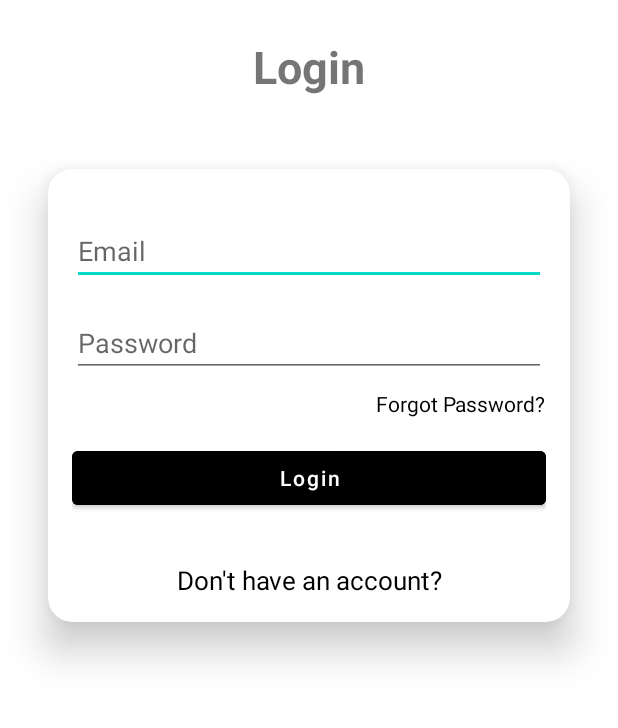
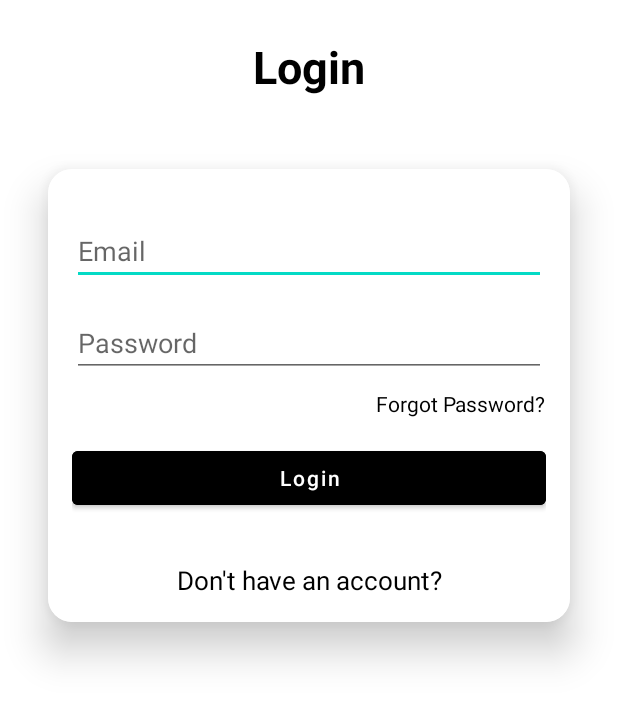
Before and after one commit to iTanmaySah/ElectManit, an Android app: the screen it shows after launch (LoginActivity), on a phone screen of 412 x 824 dp, the part 455-1183 px from its top. Run offline under Robolectric (Android 15) with nearby library versions, the light colour scheme and no system bars; our stand-ins replace Firebase (no records; nobody signed in at launch, a user with empty details on screens opened directly).

```diff
--- a/app/src/main/res/layout/activity_login2.xml
+++ b/app/src/main/res/layout/activity_login2.xml
@@ -6,7 +6,8 @@
     android:layout_height="match_parent"
     android:gravity="center"
     tools:context=".activities.LoginActivity"
-    android:orientation="vertical">
+    android:orientation="vertical"
+    android:background="#ffffff">
 
     <ImageView
         android:layout_width="150dp"
@@ -24,7 +25,8 @@
         android:text="Login"
         android:textAlignment="center"
         android:textSize="30sp"
-        android:textStyle="bold" />
+        android:textStyle="bold"
+        android:textColor="#000000" />
 
     <androidx.cardview.widget.CardView
         android:layout_width="match_parent"
@@ -39,7 +41,8 @@
             android:layout_width="match_parent"
             android:layout_height="wrap_content"
             android:orientation="vertical"
-            android:padding="16dp">
+            android:padding="16dp"
+            android:background="#ffffff">
 
             <EditText
                 android:id="@+id/user_email"
@@ -48,7 +51,7 @@
                 android:layout_marginTop="16dp"
                 android:hint="Email"
                 android:inputType="textEmailAddress"
-               />
+                android:textColor="#000000" />
 
             <EditText
                 android:id="@+id/user_password"
@@ -57,7 +60,7 @@
                 android:layout_marginTop="16dp"
                 android:hint="Password"
                 android:inputType="textPassword"
-                 />
+                android:textColor="#000000" />
 
             <TextView
                 android:id="@+id/forget_password"
@@ -66,23 +69,24 @@
                 android:text="Forgot Password?"
                 android:layout_gravity="end"
                 android:layout_marginTop="8dp"
-                android:textColor="@color/black" />
+                android:textColor="#000000" />
 
             <Button
                 android:id="@+id/login_btn"
                 android:layout_width="match_parent"
                 android:layout_height="wrap_content"
                 android:layout_marginTop="16dp"
-                android:backgroundTint="@color/black"
+                android:backgroundTint="#000000"
                 android:text="Login"
-                android:textAllCaps="false" />
+                android:textAllCaps="false"
+                android:textColor="#ffffff" />
             <TextView
                 android:id="@+id/dont_have_acc"
                 android:layout_width="wrap_content"
                 android:layout_height="wrap_content"
                 android:layout_marginTop="32dp"
                 android:text="Don't have an account?"
-                android:textColor="@color/black"
+                android:textColor="#000000"
                 android:textAlignment="center"
                 android:textSize="17sp"
                 android:layout_gravity="center"/>
```
Also changed, not shown: app/src/main/res/drawable/manit_logo_color.png (added).
